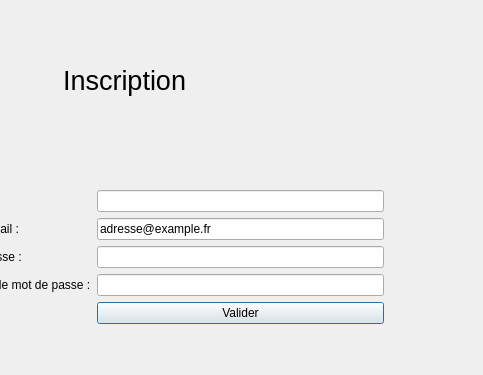
Before: the Qt Designer form Trottipret/inscription.ui in adeleb54/Trottipret, drawn with Qt 5; both pictures show x 147 to 630 and y 0 to 375 of the 630 by 502 pixel window.
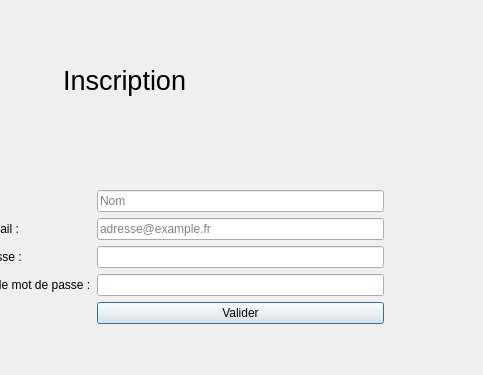
After: the same form once the commit is applied.

Patch:
```diff
--- a/Trottipret/inscription.ui
+++ b/Trottipret/inscription.ui
@@ -35,6 +35,9 @@
       <property name="text">
        <string/>
       </property>
+      <property name="placeholderText">
+       <string>Nom</string>
+      </property>
      </widget>
     </item>
     <item row="1" column="0">
@@ -47,6 +50,9 @@
     <item row="1" column="1">
      <widget class="QLineEdit" name="lineEdit_mail">
       <property name="text">
+       <string/>
+      </property>
+      <property name="placeholderText">
        <string>adresse@example.fr</string>
       </property>
      </widget>
```
